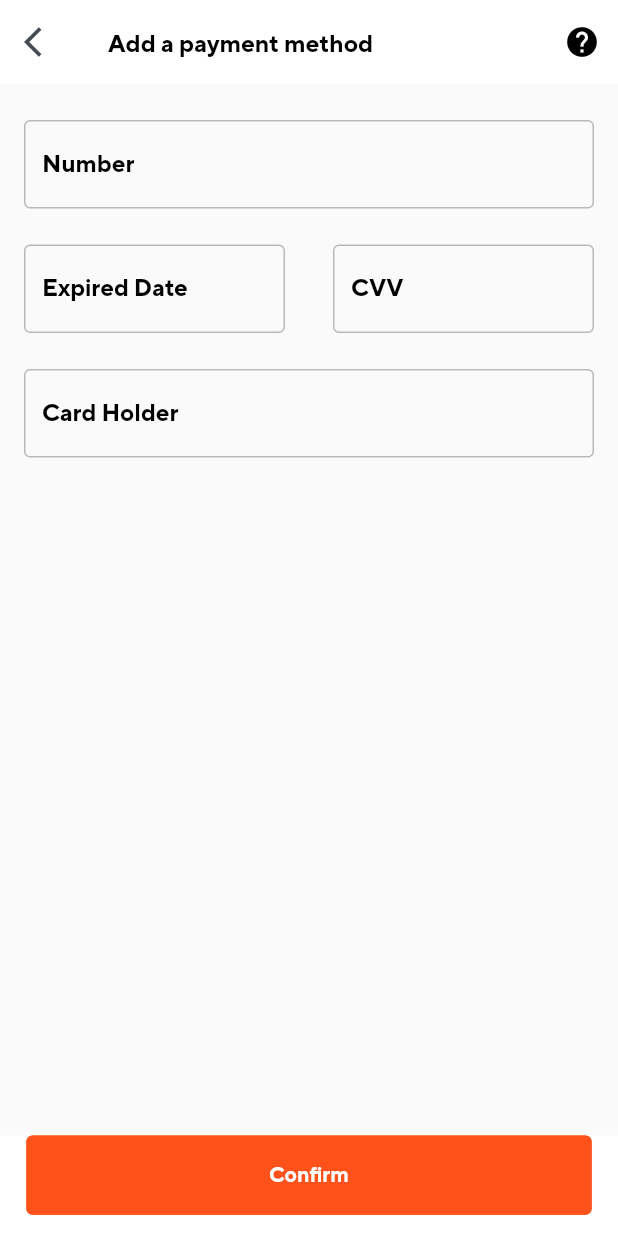
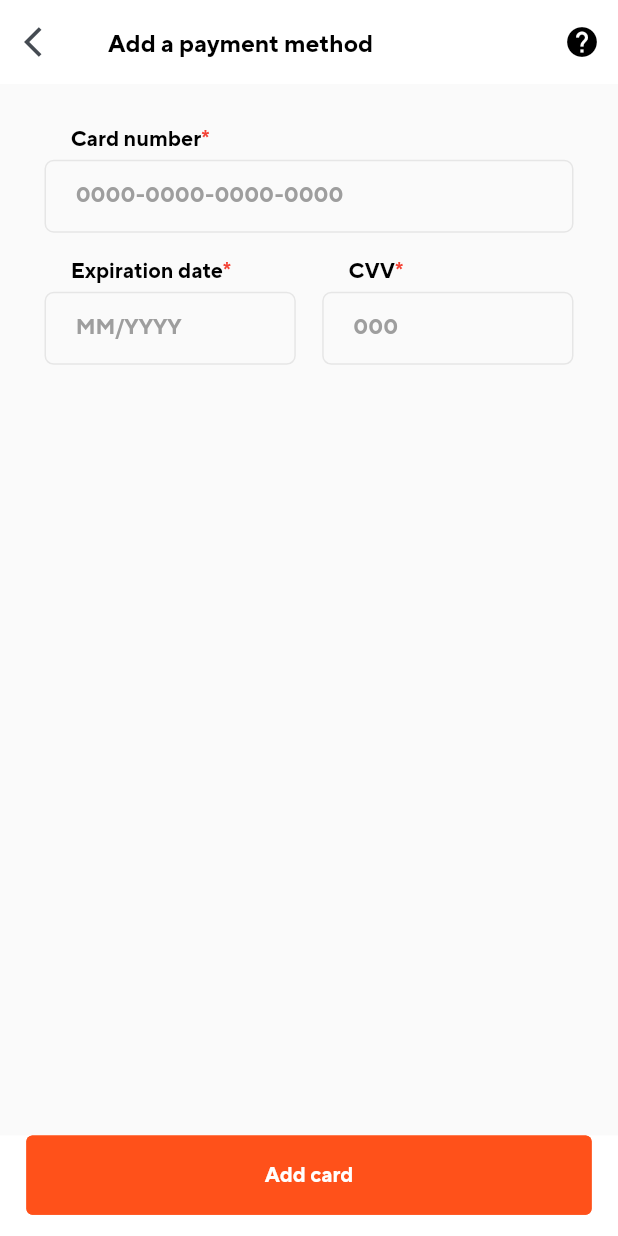
Before and after one commit to sonntuet1997/anygonow-mobile, a Flutter app: the PaymentPageScreen screen opened directly, after a tap on "Add Payment Method", on a phone screen of 412 x 824 dp. Run offline on Flutter 3.47's test engine with Material 2 defaults, Android fonts, the phone set to English and light mode, and no system bars; drawn by our look-alikes of flutter_credit_card; our stand-ins replace carousel_slider, convert, dio, flutter_dotenv, flutter_keyboard_visibility and 13 more; missing offline and left inert: ecdsa, elliptic, encrypt, flutter_stripe, pointycastle, protobuf and 3 more; accounts and stored records are empty; network calls fail; key blocks and very long unbroken strings in the code were emptied for the run.

Commit message:
Merged PR 3191: fix: ui payment
fix: ui payment

```diff
--- a/lib/controller/handyman/payment_method/payment_method_controller.dart
+++ b/lib/controller/handyman/payment_method/payment_method_controller.dart
@@ -1,5 +1,7 @@
 import 'dart:convert';
 
+import 'package:flutter/cupertino.dart';
+import 'package:flutter_masked_text2/flutter_masked_text2.dart';
 import 'package:get/get.dart';
 import 'package:untitled/model/custom_dio.dart';
 
@@ -8,13 +10,23 @@ import '../../global_controller.dart';
 class PaymentController extends GetxController {
   GlobalController globalController = Get.put(GlobalController());
 
-  var cardNumber = "".obs;
-  var cardExpireDate = "".obs;
-  var cardCVV = "".obs;
-  var cardHolder = "".obs;
+  TextEditingController cardNumber = TextEditingController();
+  TextEditingController expiryDate = MaskedTextController(mask: '00/0000');
+  TextEditingController cvvCode = TextEditingController();
 
   var paymentMethod = {}.obs;
   var loading = false.obs;
+
+  @override
+  void onInit() {
+    cardNumber.addListener(() {
+    });
+    expiryDate.addListener(() {
+    });
+    cvvCode.addListener(() {
+    });
+    super.onInit();
+  }
 
   Future getPaymentMethods() async {
     try {
--- a/lib/screen/handyman/payment_page/add_payment_screen.dart
+++ b/lib/screen/handyman/payment_page/add_payment_screen.dart
@@ -1,30 +1,17 @@
 import 'package:flutter/material.dart';
 import 'package:flutter_stripe/flutter_stripe.dart';
 import 'package:get/get.dart';
-import 'package:flutter_credit_card/flutter_credit_card.dart';
 import 'package:untitled/controller/handyman/payment_method/payment_method_controller.dart';
-import 'package:untitled/screen/handyman/payment_page/payment_page_screen.dart';
 import 'package:untitled/service/stripe.dart';
 import 'package:untitled/utils/config.dart';
 import 'package:untitled/widgets/dialog.dart';
+import 'package:untitled/widgets/input.dart';
 import 'package:untitled/widgets/layout.dart';
 
 class AddPaymentScreen extends StatelessWidget {
   @override
   Widget build(BuildContext context) {
     PaymentController paymentController = Get.put(PaymentController());
-    final GlobalKey<FormState> formKey = GlobalKey<FormState>();
-    String cardNumber = '';
-    String expiryDate = '';
-    String cardHolderName = '';
-    String cvvCode = '';
-
-    var border = OutlineInputBorder(
-      borderSide: BorderSide(
-        color: Colors.grey.withOpacity(0.7),
-        width: 1.0,
-      ),
-    );
 
     return Scaffold(
         resizeToAvoidBottomInset: false,
@@ -65,55 +52,41 @@ class AddPaymentScreen extends StatelessWidget {
           ],
           elevation: 0,
         ),
-        body: Column(
+        body: Container(
+          padding: EdgeInsets.only(left: getWidth(27), right: getWidth(27), top: getHeight(27)),
+          child: Column(
             children: [
-            CreditCardForm(
-              formKey: formKey,
-              cardNumber: cardNumber,
-              cvvCode: cvvCode,
-              cardHolderName: cardHolderName,
-              expiryDate: expiryDate,
-              themeColor: Colors.blue,
-              textColor: Colors.black,
-              cardNumberDecoration: InputDecoration(
-                labelText: 'Number',
-                hintText: 'XXXX XXXX XXXX XXXX',
-                hintStyle: const TextStyle(color: Colors.black),
-                labelStyle: const TextStyle(color: Colors.black),
-                focusedBorder: border,
-                enabledBorder: border,
+              inputRegular(context, label: "Card number", hintText: "0000-0000-0000-0000", required: true, textEditingController: paymentController.cardNumber, maxLength: 16),
+              SizedBox(
+                height: getHeight(16),
               ),
-              expiryDateDecoration: InputDecoration(
-                hintStyle: const TextStyle(color: Colors.black),
-                labelStyle: const TextStyle(color: Colors.black),
-                focusedBorder: border,
-                enabledBorder: border,
-                labelText: 'Expired Date',
-                hintText: 'XX/XX',
+              Row(mainAxisSize: MainAxisSize.min, children: [
+                Expanded(
+                  child: inputRegular(
+                    context,
+                    label: "Expiration date",
+                    required: true,
+                    hintText: "MM/YYYY",
+                    textEditingController: paymentController.expiryDate,
+                    maxLength: 7,
                   ),
-              cvvCodeDecoration: InputDecoration(
-                hintStyle: const TextStyle(color: Colors.black),
-                labelStyle: const TextStyle(color: Colors.black),
-                focusedBorder: border,
-                enabledBorder: border,
-                labelText: 'CVV',
-                hintText: 'XXX',
                 ),
-              cardHolderDecoration: InputDecoration(
-                hintStyle: const TextStyle(color: Colors.black),
-                labelStyle: const TextStyle(color: Colors.black),
-                focusedBorder: border,
-                enabledBorder: border,
-                labelText: 'Card Holder',
+                SizedBox(
+                  width: getWidth(16),
                 ),
-              onCreditCardModelChange: (CreditCardModel creditCardModel) {
-                paymentController.cardNumber.value = creditCardModel.cardNumber;
-                paymentController.cardExpireDate.value = creditCardModel.expiryDate;
-                paymentController.cardHolder.value = creditCardModel.cardHolderName;
-                paymentController.cardCVV.value = creditCardModel.cvvCode;
-              },
+                Expanded(
+                  child: inputRegular(
+                    context,
+                    label: "CVV",
+                    required: true,
+                    hintText: "000",
+                    maxLength: 3,
+                    textEditingController: paymentController.cvvCode,
                   ),
+                ),
+              ]),
             ],
+          ),
         ));
   }
 }
@@ -125,13 +98,16 @@ Container confirmButtonContainer(BuildContext context, PaymentController payment
       mainAxisAlignment: MainAxisAlignment.center,
       crossAxisAlignment: CrossAxisAlignment.stretch,
       children: [
-        Obx(() => Expanded(
-          child: paymentController.loading.value == true ? Container(
+        Obx(
+          () => Expanded(
+            child: paymentController.loading.value == true
+                ? Container(
                     color: Colors.white,
                     child: const Center(
                       child: CircularProgressIndicator(),
                     ),
-          ) :OutlinedButton(
+                  )
+                : OutlinedButton(
                     style: OutlinedButton.styleFrom(
                       backgroundColor: const Color(0xffff511a),
                       side: const BorderSide(
@@ -141,18 +117,18 @@ Container confirmButtonContainer(BuildContext context, PaymentController payment
                     onPressed: () async {
                       paymentController.loading.value = true;
                       var _card = CardDetails();
-              var expireDate = paymentController.cardExpireDate.value;
-              if (paymentController.cardNumber.value != "") {
-                _card = _card.copyWith(number: paymentController.cardNumber.value.replaceAll(" ", ""));
+                      var expireDate = paymentController.expiryDate.text.split('/');
+                      if (paymentController.cardNumber.text != "") {
+                        _card = _card.copyWith(number: paymentController.cardNumber.text.replaceAll(" ", ""));
                       }
-              if (expireDate.split('/').first != '') {
-                _card = _card.copyWith(expirationMonth: int.parse(expireDate.split('/').first));
+                      if (expireDate.first != '') {
+                        _card = _card.copyWith(expirationMonth: int.parse(expireDate.first));
                       }
-              if (expireDate.split('/').last != '') {
-                _card = _card.copyWith(expirationYear: int.parse(expireDate.split('/').last));
+                      if (expireDate.last != '') {
+                        _card = _card.copyWith(expirationYear: int.parse(expireDate.last.substring(expireDate.last.length - 2)));
                       }
-              if (paymentController.cardCVV.isNotEmpty) {
-                _card = _card.copyWith(cvc: paymentController.cardCVV.value);
+                      if (paymentController.cvvCode.text != "") {
+                        _card = _card.copyWith(cvc: paymentController.cvvCode.text);
                       }
                       SetupIntent? paymentMethod = await StripeService.createSetupIntent(_card);
                       var result = await StripeService.createNewPayment(paymentMethod, context);
@@ -164,9 +140,10 @@ Container confirmButtonContainer(BuildContext context, PaymentController payment
                       }
                       paymentController.loading.value = false;
                     },
-            child: Text("Confirm".tr, style: const TextStyle(color: Colors.white)),
+                    child: Text("Add card".tr, style: const TextStyle(color: Colors.white)),
                   ),
-        ),),
+          ),
+        ),
       ],
     ),
   );
--- a/lib/screen/handyman/payment_page/payment_page_screen.dart
+++ b/lib/screen/handyman/payment_page/payment_page_screen.dart
@@ -1,7 +1,6 @@
 import 'package:flutter/material.dart';
-import 'package:flutter_credit_card/credit_card_widget.dart';
+import 'package:flutter_svg/flutter_svg.dart';
 import 'package:get/get.dart';
-import 'package:flutter_credit_card/flutter_credit_card.dart';
 import 'package:untitled/controller/handyman/payment_method/payment_method_controller.dart';
 import 'package:untitled/screen/handyman/payment_page/add_payment_screen.dart';
 import 'package:untitled/utils/config.dart';
@@ -37,28 +36,36 @@ class PaymentPageScreen extends StatelessWidget {
       body: Obx(
         () => Container(
           padding: EdgeInsets.all(getWidth(23)),
-          child: paymentController.loading.value ? Container(
+          child: paymentController.loading.value
+              ? Container(
                   color: Colors.white,
                   child: const Center(
                     child: CircularProgressIndicator(),
                   ),
-          ) : paymentController.paymentMethod["last4"] != null
-              ? Column(
-                  children: [
-                    InkWell(
-                      onTap: () {},
-                      child: Container(
-                        margin: EdgeInsets.symmetric(horizontal: getWidth(14)),
-                        child: CreditCardWidget(
-                          cardNumber: "xxxx xxxx xxxx " + paymentController.paymentMethod["last4"],
-                          expiryDate: paymentController.paymentMethod["expireDate"],
-                          cardType: paymentController.paymentMethod["cardType"] == "visa" ? CardType.visa : CardType.mastercard,
-                          cardHolderName: "",
-                          cvvCode: "XXX",
-                          showBackView: false,
-                          onCreditCardWidgetChange: (CreditCardBrand) {},
+                )
+              : paymentController.paymentMethod["last4"] != null
+                  ? Container(
+                      decoration: BoxDecoration(
+                        borderRadius: BorderRadius.circular(8),
+                        border: Border.all(
+                          color: const Color(0xFFFF511A),
                         ),
                       ),
+                      child: Row(
+                        mainAxisAlignment: MainAxisAlignment.spaceBetween,
+                        children: [
+                          Container(margin: EdgeInsets.only(left: getWidth(12)), child: Image.asset("assets/icons/ratio-icon.png")),
+                          Row(
+                            children: [
+                              SvgPicture.asset("assets/icons/bankcard-icon.svg"),
+                              SizedBox(
+                                width: getWidth(8),
+                              ),
+                              Text(
+                                "xxxx xxxx xxxx " + paymentController.paymentMethod["last4"],
+                                style: TextStyle(fontSize: getHeight(14)),
+                              )
+                            ],
                           ),
                           IconButton(
                             onPressed: () async {
@@ -77,15 +84,28 @@ class PaymentPageScreen extends StatelessWidget {
                             color: const Color(0xFF454B52),
                           )
                         ],
+                      ),
                     )
                   : Container(
+                      alignment: Alignment.center,
                       child: Column(
                         mainAxisAlignment: MainAxisAlignment.center,
-                  crossAxisAlignment: CrossAxisAlignment.stretch,
+                        crossAxisAlignment: CrossAxisAlignment.center,
                         children: [
-                    const Text(
+                          Image.asset(
+                            "assets/icons/no-payment.png",
+                            height: getHeight(180),
+                          ),
+                          Text(
                             "You don't have any payment method",
                             textAlign: TextAlign.center,
+                            style: TextStyle(
+                              fontSize: getHeight(14),
+                              color: const Color(0xFF999999),
+                            ),
+                          ),
+                          SizedBox(
+                            height: getHeight(20),
                           ),
                           OutlinedButton(
                             style: OutlinedButton.styleFrom(
@@ -93,11 +113,15 @@ class PaymentPageScreen extends StatelessWidget {
                               side: const BorderSide(
                                 color: Color(0xffff511a),
                               ),
+                              padding: EdgeInsets.symmetric(horizontal: getWidth(32)),
                             ),
                             onPressed: () async {
                               Get.to(() => AddPaymentScreen());
                             },
-                      child: Text("Add Payment Method".tr, style: const TextStyle(color: Colors.white)),
+                            child: Text(
+                              "Add Payment Method".tr,
+                              style: TextStyle(color: Colors.white, fontSize: getHeight(16)),
+                            ),
                           ),
                         ],
                       )),
--- a/lib/widgets/input.dart
+++ b/lib/widgets/input.dart
@@ -4,8 +4,9 @@ import 'package:untitled/utils/config.dart';
 
 Container inputPassword(
   BuildContext context, {
-  String? label, bool enabled = true,
-      bool required = false,
+  String? label,
+  bool enabled = true,
+  bool required = false,
   required TextEditingController controller,
   required String hintText,
   required bool isHide,
@@ -21,17 +22,10 @@ Container inputPassword(
                   right: getWidth(16),
                 ),
                 width: double.infinity,
-                child: Row(
-                    children: [
-                      Text(label, style: TextStyle(
-                          fontSize: getHeight(14),
-                          color: enabled ? Colors.black : const Color(0xFF999999),
-                          fontWeight: FontWeight.w500)),
-                      required ? Text("*", style: TextStyle(
-                          color: enabled ? Colors.red : const Color(0xFF999999)
-                      )) : Container()
-                    ]
-                ),
+                child: Row(children: [
+                  Text(label, style: TextStyle(fontSize: getHeight(14), color: enabled ? Colors.black : const Color(0xFF999999), fontWeight: FontWeight.w500)),
+                  required ? Text("*", style: TextStyle(color: enabled ? Colors.red : const Color(0xFF999999))) : Container()
+                ]),
               )
             : Container(),
         label != null
@@ -64,11 +58,8 @@ Container inputPassword(
                       disabledBorder: InputBorder.none,
                       labelText: hintText,
                       floatingLabelBehavior: FloatingLabelBehavior.never,
-                      contentPadding: EdgeInsets.only(
-                          left: getWidth(18), bottom: getHeight(20)),
-                      labelStyle: TextStyle(
-                          color: enabled ? const Color(0xFF9E9E9E) : const Color(0xFF999999),
-                          fontSize: getHeight(14)),
+                      contentPadding: EdgeInsets.only(left: getWidth(18), bottom: getHeight(20)),
+                      labelStyle: TextStyle(color: enabled ? const Color(0xFF9E9E9E) : const Color(0xFF999999), fontSize: getHeight(14)),
                     )),
               ),
               IconButton(
@@ -97,6 +88,8 @@ Container inputRegular(BuildContext context,
     double width = 0,
     int maxLines = 1,
     int minLines = 1,
+    int? maxLength,
+    dynamic? onChange,
     TextInputType keyboardType = TextInputType.text}) {
   return Container(
     width: width == 0 ? null : getWidth(width),
@@ -109,17 +102,10 @@ Container inputRegular(BuildContext context,
                   right: getWidth(16),
                 ),
                 width: double.infinity,
-                child: Row(
-                    children: [
-                      Text(label, style: TextStyle(
-                        fontSize: getHeight(14),
-                        color: enabled ? Colors.black : const Color(0xFF999999),
-                        fontWeight: FontWeight.w500)),
-                      required ? Text("*", style: TextStyle(
-                        color: enabled ? Colors.red : const Color(0xFF999999)
-                      )) : Container()
-                    ]
-                ),
+                child: Row(children: [
+                  Text(label, style: TextStyle(fontSize: getHeight(14), color: enabled ? Colors.black : const Color(0xFF999999), fontWeight: FontWeight.w500)),
+                  required ? Text("*", style: TextStyle(color: enabled ? Colors.red : const Color(0xFF999999))) : Container()
+                ]),
               )
             : Container(),
         label != null
@@ -145,6 +131,8 @@ Container inputRegular(BuildContext context,
                   keyboardType: keyboardType,
                   readOnly: !enabled,
                   controller: textEditingController,
+                  maxLength: maxLength,
+                  onChanged: onChange,
                   style: TextStyle(fontSize: getHeight(14), color: enabled ? Colors.black : const Color(0xFF999999)),
                   decoration: InputDecoration(
                     border: InputBorder.none,
@@ -153,13 +141,13 @@ Container inputRegular(BuildContext context,
                     enabledBorder: InputBorder.none,
                     errorBorder: InputBorder.none,
                     disabledBorder: InputBorder.none,
+                    counterText: "",
                     labelText: hintText,
                     contentPadding: EdgeInsets.only(
                       left: getWidth(18),
                       bottom: getHeight(20),
                     ),
-                    labelStyle: TextStyle(
-                        color: const Color(0xFF9E9E9E), fontSize: getHeight(14)),
+                    labelStyle: TextStyle(color: const Color(0xFF9E9E9E), fontSize: getHeight(14)),
                   ),
                 ),
               ),
@@ -194,10 +182,7 @@ Container inputSearch(
             key: _autocompleteKey,
             focusNode: _focusNode,
             textEditingController: textEditingController,
-            fieldViewBuilder: (BuildContext context,
-                TextEditingController textEditingController,
-                FocusNode focusNode,
-                VoidCallback onFieldSubmitted) {
+            fieldViewBuilder: (BuildContext context, TextEditingController textEditingController, FocusNode focusNode, VoidCallback onFieldSubmitted) {
               return TextFormField(
                 focusNode: _focusNode,
                 controller: textEditingController,
@@ -227,14 +212,11 @@ Container inputSearch(
                     right: getWidth(16),
                     top: getHeight(2),
                   ),
-                  labelStyle: TextStyle(
-                      color: Color(0xFF878C92), fontSize: getHeight(16)),
+                  labelStyle: TextStyle(color: Color(0xFF878C92), fontSize: getHeight(16)),
                 ),
               );
             },
-            optionsViewBuilder: (BuildContext context,
-                AutocompleteOnSelected<String> onSelected,
-                Iterable<String> options) {
+            optionsViewBuilder: (BuildContext context, AutocompleteOnSelected<String> onSelected, Iterable<String> options) {
               return Material(
                 elevation: 4.0,
                 child: ListView(
@@ -253,9 +235,7 @@ Container inputSearch(
             },
             optionsBuilder: (TextEditingValue textEditingValue) {
               return options.where((String option) {
-                return option
-                    .toLowerCase()
-                    .contains(textEditingValue.text.toLowerCase());
+                return option.toLowerCase().contains(textEditingValue.text.toLowerCase());
               }).toList();
             },
           ),
@@ -266,12 +246,7 @@ Container inputSearch(
 }
 
 Container inputWithHint(BuildContext context,
-    {required String hintText,
-    required String labelText,
-    required String initialText,
-    required TextEditingController textEditingController,
-    required bool err,
-    Function? onchange}) {
+    {required String hintText, required String labelText, required String initialText, required TextEditingController textEditingController, required bool err, Function? onchange}) {
   return Container(
     height: getWidth(52),
     padding: EdgeInsets.symmetric(vertical: getHeight(5)),
@@ -300,10 +275,8 @@ Container inputWithHint(BuildContext context,
               disabledBorder: InputBorder.none,
               labelText: labelText,
               hintText: hintText,
-              contentPadding:
-                  EdgeInsets.only(left: getWidth(16), right: getWidth(16)),
-              labelStyle:
-                  TextStyle(color: Color(0xFF878C92), fontSize: getHeight(16)),
+              contentPadding: EdgeInsets.only(left: getWidth(16), right: getWidth(16)),
+              labelStyle: TextStyle(color: Color(0xFF878C92), fontSize: getHeight(16)),
             ),
           ),
         ),
@@ -312,11 +285,7 @@ Container inputWithHint(BuildContext context,
   );
 }
 
-Container inputSignup(BuildContext context,
-    {required String hintText,
-    required TextEditingController textEditingController,
-    required bool focus,
-    required bool err}) {
+Container inputSignup(BuildContext context, {required String hintText, required TextEditingController textEditingController, required bool focus, required bool err}) {
   return Container(
     height: getWidth(52),
     padding: EdgeInsets.symmetric(vertical: getHeight(5)),
@@ -344,10 +313,8 @@ Container inputSignup(BuildContext context,
               errorBorder: InputBorder.none,
               disabledBorder: InputBorder.none,
               labelText: hintText,
-              contentPadding:
-                  EdgeInsets.only(left: getWidth(16), right: getWidth(16)),
-              labelStyle:
-                  TextStyle(color: Color(0xFF878C92), fontSize: getHeight(16)),
+              contentPadding: EdgeInsets.only(left: getWidth(16), right: getWidth(16)),
+              labelStyle: TextStyle(color: Color(0xFF878C92), fontSize: getHeight(16)),
             ),
           ),
         ),
@@ -356,15 +323,7 @@ Container inputSignup(BuildContext context,
   );
 }
 
-Container inputPasswordSignup(
-    BuildContext context,
-    TextEditingController controller,
-    String hintText,
-    bool isHide,
-    Function changeHide,
-    bool focus,
-    bool err,
-    {Function? onchange}) {
+Container inputPasswordSignup(BuildContext context, TextEditingController controller, String hintText, bool isHide, Function changeHide, bool focus, bool err, {Function? onchange}) {
   return Container(
     height: getWidth(52),
     padding: EdgeInsets.symmetric(vertical: getHeight(5)),
@@ -397,8 +356,7 @@ Container inputPasswordSignup(
                 disabledBorder: InputBorder.none,
                 labelText: hintText,
                 contentPadding: EdgeInsets.only(left: getWidth(16)),
-                labelStyle:
-                    TextStyle(color: Color(0xFF878C92), fontSize: getWidth(16)),
+                labelStyle: TextStyle(color: Color(0xFF878C92), fontSize: getWidth(16)),
               )),
         ),
         IconButton(
@@ -414,10 +372,7 @@ Container inputPasswordSignup(
   );
 }
 
-Container inputOnChange(BuildContext context,
-    {required String hintText,
-    required TextEditingController textEditingController,
-    required Function function}) {
+Container inputOnChange(BuildContext context, {required String hintText, required TextEditingController textEditingController, required Function function}) {
   return Container(
     height: getWidth(52),
     padding: EdgeInsets.symmetric(vertical: getHeight(5)),
@@ -442,10 +397,8 @@ Container inputOnChange(BuildContext context,
               errorBorder: InputBorder.none,
               disabledBorder: InputBorder.none,
               labelText: hintText,
-              contentPadding:
-                  EdgeInsets.only(left: getWidth(16), right: getWidth(16)),
-              labelStyle:
-                  TextStyle(color: Color(0xFF878C92), fontSize: getWidth(16)),
+              contentPadding: EdgeInsets.only(left: getWidth(16), right: getWidth(16)),
+              labelStyle: TextStyle(color: Color(0xFF878C92), fontSize: getWidth(16)),
             ),
           ),
         ),
--- a/pubspec.yaml
+++ b/pubspec.yaml
@@ -54,6 +54,7 @@ dependencies:
   uni_links: ^0.5.1
   textfield_tags: ^1.4.4
   multi_select_flutter: ^4.1.2
+  flutter_masked_text2: ^0.9.1
 
 dev_dependencies:
   flutter_test:
```
Also changed, not shown: lib/main.dart (+26 -0 lines), lib/screen/handyman/business_management/business_management_screen.dart (+106 -94 lines), assets/icons/bankcard-icon.svg (added), assets/icons/banner-default.svg (added), assets/icons/image-default.svg (added), assets/icons/no-payment.png (added), assets/icons/no-payment.svg (added), assets/icons/ratio-icon.png (added), pubspec.lock. Lines whose indentation alone changed are shown as unchanged.
